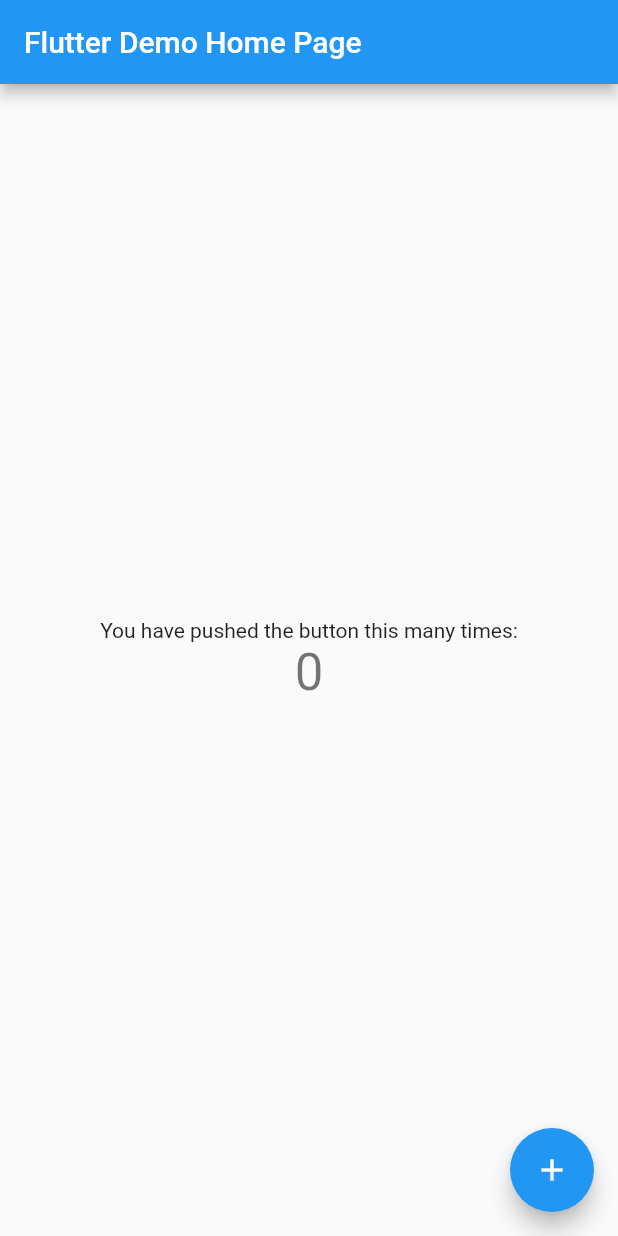
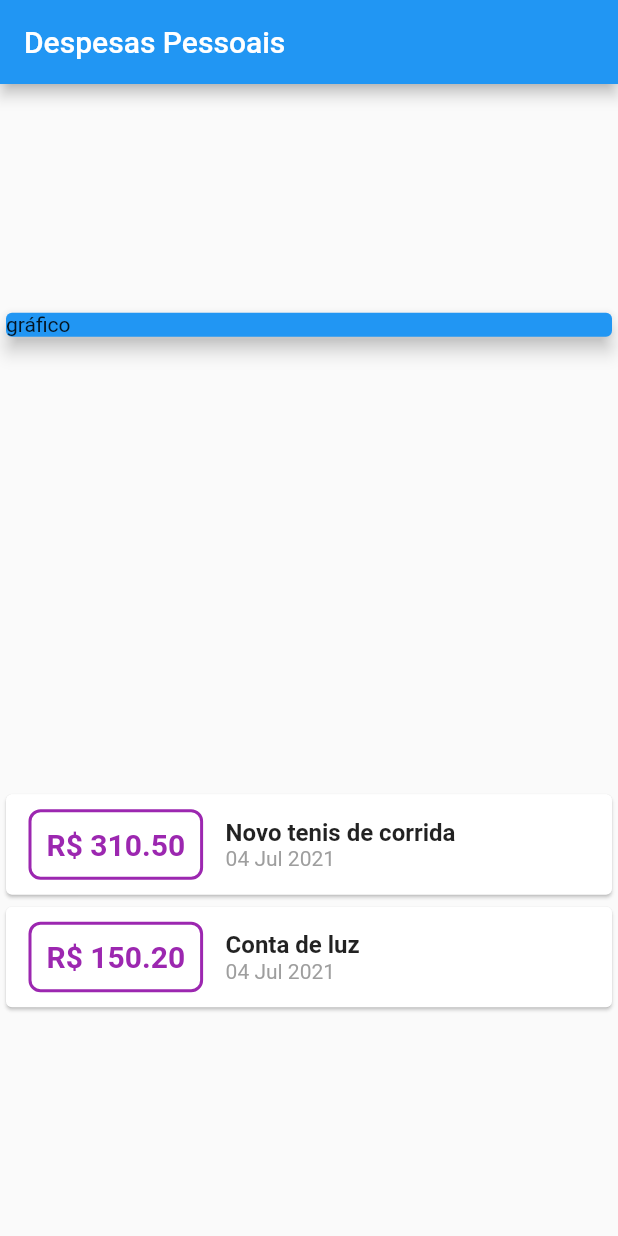
Before and after one commit to carlosfeliciojr/despesas_pessoais, a Flutter app: the screen it shows after launch, on a phone screen of 412 x 824 dp. Run offline on Flutter 3.47's test engine with Material 2 defaults, Android fonts, the phone set to English and light mode, and no system bars.

Commit message:
:heavy_plus_sign: build: added intl dependencie for date format

```diff
--- a/lib/main.dart
+++ b/lib/main.dart
@@ -1,113 +1,94 @@
+import 'package:despesas_pessoais/models/transaction.dart';
 import 'package:flutter/material.dart';
+import 'package:intl/intl.dart';
 
 void main() {
-  runApp(MyApp());
+  runApp(ExpensesApp());
 }
 
-class MyApp extends StatelessWidget {
-  // This widget is the root of your application.
+class ExpensesApp extends StatelessWidget {
+  const ExpensesApp({Key? key}) : super(key: key);
+
   @override
   Widget build(BuildContext context) {
-    return MaterialApp(
-      title: 'Flutter Demo',
-      theme: ThemeData(
-        // This is the theme of your application.
-        //
-        // Try running your application with "flutter run". You'll see the
-        // application has a blue toolbar. Then, without quitting the app, try
-        // changing the primarySwatch below to Colors.green and then invoke
-        // "hot reload" (press "r" in the console where you ran "flutter run",
-        // or simply save your changes to "hot reload" in a Flutter IDE).
-        // Notice that the counter didn't reset back to zero; the application
-        // is not restarted.
-        primarySwatch: Colors.blue,
+    return MaterialApp(home: HomePage());
+  }
+}
+
+class HomePage extends StatelessWidget {
+  HomePage({Key? key}) : super(key: key);
+  final _transaction = [
+    Transaction(
+        title: 'Novo tenis de corrida',
+        value: 310.50,
+        date: DateTime.now(),
+        id: 't1'),
+    Transaction(
+        title: 'Conta de luz', value: 150.20, date: DateTime.now(), id: 't2')
+  ];
+
+  @override
+  Widget build(BuildContext context) {
+    return Scaffold(
+      appBar: AppBar(
+        title: Text('Despesas Pessoais'),
       ),
-      home: MyHomePage(title: 'Flutter Demo Home Page'),
+      body: Column(
+        mainAxisAlignment: MainAxisAlignment.spaceAround,
+        crossAxisAlignment: CrossAxisAlignment.stretch,
+        children: [
+          Container(
+            child: Card(
+              color: Colors.blue,
+              child: Text('gráfico'),
+              elevation: 5,
+            ),
+          ),
+          Column(
+            children: _transaction.map((transaction) {
+              return Card(
+                  child: Row(
+                children: [
+                  Container(
+                    margin: EdgeInsets.symmetric(horizontal: 15, vertical: 10),
+                    decoration: BoxDecoration(
+                        border: Border.all(
+                          color: Colors.purple,
+                          width: 2,
+                        ),
+                        borderRadius: BorderRadius.circular(8)),
+                    padding: EdgeInsets.all(10),
+                    child: Text(
+                      'R\$ ${transaction.value.toStringAsFixed(2)}',
+                      style: TextStyle(
+                        fontWeight: FontWeight.bold,
+                        fontSize: 20,
+                        color: Colors.purple,
+                      ),
+                    ),
+                  ),
+                  Column(
+                    crossAxisAlignment: CrossAxisAlignment.start,
+                    children: [
+                      Text(
+                        transaction.title,
+                        style: TextStyle(
+                          fontSize: 16,
+                          fontWeight: FontWeight.bold,
+                        ),
+                      ),
+                      Text(
+                        DateFormat('dd MMM y').format(transaction.date),
+                        style: TextStyle(color: Colors.grey),
+                      )
+                    ],
+                  )
+                ],
+              ));
+            }).toList(),
+          )
+        ],
+      ),
     );
   }
 }
-
-class MyHomePage extends StatefulWidget {
-  MyHomePage({Key? key, required this.title}) : super(key: key);
-
-  // This widget is the home page of your application. It is stateful, meaning
-  // that it has a State object (defined below) that contains fields that affect
-  // how it looks.
-
-  // This class is the configuration for the state. It holds the values (in this
-  // case the title) provided by the parent (in this case the App widget) and
-  // used by the build method of the State. Fields in a Widget subclass are
-  // always marked "final".
-
-  final String title;
-
-  @override
-  _MyHomePageState createState() => _MyHomePageState();
-}
-
-class _MyHomePageState extends State<MyHomePage> {
-  int _counter = 0;
-
-  void _incrementCounter() {
-    setState(() {
-      // This call to setState tells the Flutter framework that something has
-      // changed in this State, which causes it to rerun the build method below
-      // so that the display can reflect the updated values. If we changed
-      // _counter without calling setState(), then the build method would not be
-      // called again, and so nothing would appear to happen.
-      _counter++;
-    });
-  }
-
-  @override
-  Widget build(BuildContext context) {
-    // This method is rerun every time setState is called, for instance as done
-    // by the _incrementCounter method above.
-    //
-    // The Flutter framework has been optimized to make rerunning build methods
-    // fast, so that you can just rebuild anything that needs updating rather
-    // than having to individually change instances of widgets.
-    return Scaffold(
-      appBar: AppBar(
-        // Here we take the value from the MyHomePage object that was created by
-        // the App.build method, and use it to set our appbar title.
-        title: Text(widget.title),
-      ),
-      body: Center(
-        // Center is a layout widget. It takes a single child and positions it
-        // in the middle of the parent.
-        child: Column(
-          // Column is also a layout widget. It takes a list of children and
-          // arranges them vertically. By default, it sizes itself to fit its
-          // children horizontally, and tries to be as tall as its parent.
-          //
-          // Invoke "debug painting" (press "p" in the console, choose the
-          // "Toggle Debug Paint" action from the Flutter Inspector in Android
-          // Studio, or the "Toggle Debug Paint" command in Visual Studio Code)
-          // to see the wireframe for each widget.
-          //
-          // Column has various properties to control how it sizes itself and
-          // how it positions its children. Here we use mainAxisAlignment to
-          // center the children vertically; the main axis here is the vertical
-          // axis because Columns are vertical (the cross axis would be
-          // horizontal).
-          mainAxisAlignment: MainAxisAlignment.center,
-          children: <Widget>[
-            Text(
-              'You have pushed the button this many times:',
-            ),
-            Text(
-              '$_counter',
-              style: Theme.of(context).textTheme.headline4,
-            ),
-          ],
-        ),
-      ),
-      floatingActionButton: FloatingActionButton(
-        onPressed: _incrementCounter,
-        tooltip: 'Increment',
-        child: Icon(Icons.add),
-      ), // This trailing comma makes auto-formatting nicer for build methods.
-    );
-  }
-}
--- /dev/null
+++ b/lib/models/transaction.dart
@@ -0,0 +1,12 @@
+class Transaction {
+  final String id;
+  final String title;
+  final double value;
+  final DateTime date;
+
+  Transaction(
+      {required this.title,
+      required this.value,
+      required this.date,
+      required this.id});
+}
--- a/pubspec.yaml
+++ b/pubspec.yaml
@@ -3,7 +3,7 @@ description: A new Flutter project.
 
 # The following line prevents the package from being accidentally published to
 # pub.dev using `pub publish`. This is preferred for private packages.
-publish_to: 'none' # Remove this line if you wish to publish to pub.dev
+publish_to: "none" # Remove this line if you wish to publish to pub.dev
 
 # The following defines the version and build number for your application.
 # A version number is three numbers separated by dots, like 1.2.43
@@ -23,8 +23,7 @@ environment:
 dependencies:
   flutter:
     sdk: flutter
-
-
+  intl: ^0.17.0
   # The following adds the Cupertino Icons font to your application.
   # Use with the CupertinoIcons class for iOS style icons.
   cupertino_icons: ^1.0.2
@@ -38,7 +37,6 @@ dev_dependencies:
 
 # The following section is specific to Flutter.
 flutter:
-
   # The following line ensures that the Material Icons font is
   # included with your application, so that you can use the icons in
   # the material Icons class.
```
Also changed, not shown: pubspec.lock, 1 other file.
